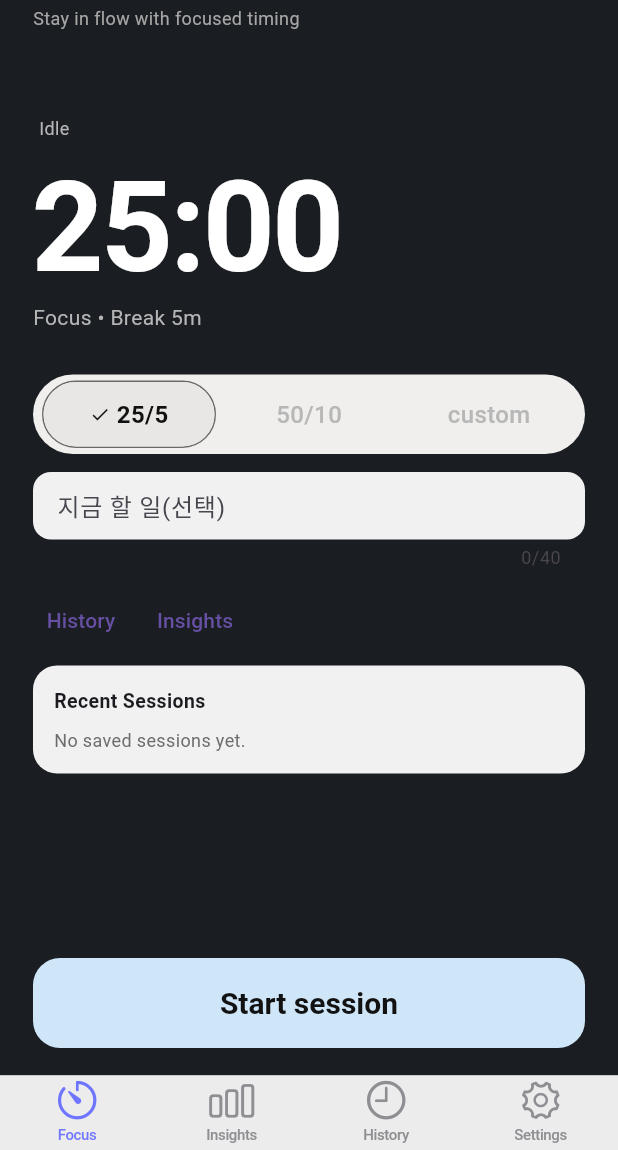
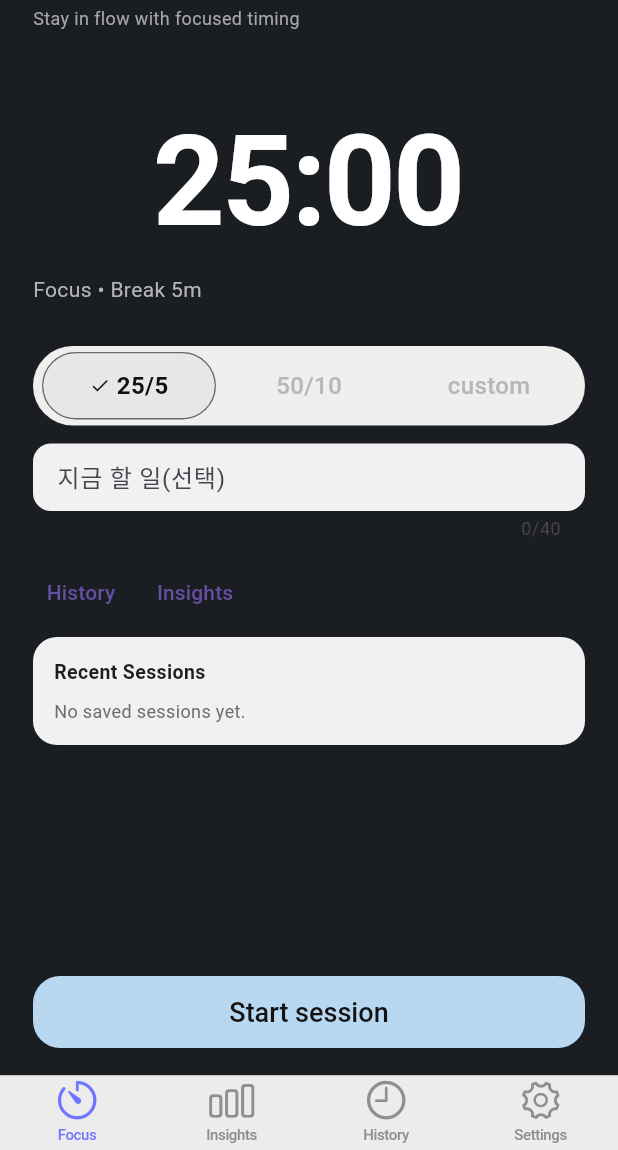
Before and after one commit to MrTMI-0315/resession-vibe, a Flutter app: the screen it shows after launch, on a phone screen of 412 x 824 dp, the part 86-1236 px from its top. Run offline on Flutter 3.47's test engine with Material 3 defaults, Android fonts, the phone set to English and light mode, and no system bars; our stand-ins replace flutter_local_notifications, shared_preferences, timezone; Roboto replaces fonts that are missing (SF Pro Text).

Commit message:
feat(ui): polish idle hierarchy and add tap-to-start

```diff
--- a/lib/features/home/home_screen.dart
+++ b/lib/features/home/home_screen.dart
@@ -22,18 +22,22 @@ class HomeScreen extends StatelessWidget {
         .toList();
     final bool canStartSession = controller.canStartSession;
     final String? guardrailMessage = controller.startGuardrailMessage;
+    final VoidCallback? handleStart = canStartSession
+        ? () => controller.startSession(title: controller.pendingSessionTitle)
+        : null;
 
     return SessionTemplate(
       useMonolithicSurface: true,
       focusTimerTextKey: const ValueKey<String>('focus-timer-text'),
       focusCtaKey: const ValueKey<String>('focus-primary-cta'),
+      timerTapTargetKey: const ValueKey<String>('idle-timer-tap-target'),
+      onTimerTap: handleStart,
+      showStatusLabel: false,
       statusLabel: 'Idle',
       timeText: SessionController.formatClock(preset.focusSeconds),
       description: 'Focus • Break ${preset.breakMinutes}m',
       ctaLabel: 'Start session',
-      onCtaPressed: canStartSession
-          ? () => controller.startSession(title: controller.pendingSessionTitle)
-          : null,
+      onCtaPressed: handleStart,
       presets: SessionController.presets,
       selectedPreset: preset,
       onPresetSelected: (SessionPreset selected) {
--- a/lib/ui/widgets/primary_cta_button.dart
+++ b/lib/ui/widgets/primary_cta_button.dart
@@ -16,18 +16,18 @@ class PrimaryCtaButton extends StatelessWidget {
   Widget build(BuildContext context) {
     return SizedBox(
       width: double.infinity,
-      height: 60,
+      height: 48,
       child: ElevatedButton(
         key: ctaKey,
         onPressed: onPressed,
         style: ElevatedButton.styleFrom(
-          backgroundColor: const Color(0xFFCFE6F9),
+          backgroundColor: const Color(0xFFB8D7F0),
           foregroundColor: const Color(0xFF121212),
           elevation: 0,
           shape: RoundedRectangleBorder(
             borderRadius: BorderRadius.circular(18),
           ),
-          textStyle: const TextStyle(fontSize: 20, fontWeight: FontWeight.w600),
+          textStyle: const TextStyle(fontSize: 18, fontWeight: FontWeight.w500),
         ),
         child: Text(label),
       ),
--- a/lib/ui/widgets/session_template.dart
+++ b/lib/ui/widgets/session_template.dart
@@ -22,6 +22,9 @@ class SessionTemplate extends StatelessWidget {
     this.presetLabelBuilder,
     this.focusTimerTextKey,
     this.focusCtaKey,
+    this.timerTapTargetKey,
+    this.onTimerTap,
+    this.showStatusLabel = true,
   });
 
   final String statusLabel;
@@ -38,6 +41,9 @@ class SessionTemplate extends StatelessWidget {
   final String Function(SessionPreset)? presetLabelBuilder;
   final Key? focusTimerTextKey;
   final Key? focusCtaKey;
+  final Key? timerTapTargetKey;
+  final VoidCallback? onTimerTap;
+  final bool showStatusLabel;
 
   @override
   Widget build(BuildContext context) {
@@ -75,6 +81,7 @@ class SessionTemplate extends StatelessWidget {
                               ),
                             ),
                             const SizedBox(height: 48),
+                            if (showStatusLabel) ...<Widget>[
                               Container(
                                 width: double.infinity,
                                 padding: const EdgeInsets.symmetric(
@@ -87,13 +94,24 @@ class SessionTemplate extends StatelessWidget {
                                     'focus-status-label',
                                   ),
                                   style: const TextStyle(
-                                  fontSize: 12,
-                                  color: Color(0xFFB5B5B5),
+                                    fontSize: 11,
+                                    color: Color(0x80FFFFFF),
+                                    fontWeight: FontWeight.w400,
                                   ),
                                 ),
                               ),
                               const SizedBox(height: 10),
-                            Text(
+                            ],
+                            GestureDetector(
+                              key: timerTapTargetKey,
+                              behavior: HitTestBehavior.opaque,
+                              onTap: onTimerTap,
+                              child: Padding(
+                                padding: const EdgeInsets.symmetric(
+                                  vertical: 12,
+                                ),
+                                child: Center(
+                                  child: Text(
                                     timeText,
                                     key: focusTimerTextKey,
                                     style: const TextStyle(
@@ -102,6 +120,9 @@ class SessionTemplate extends StatelessWidget {
                                       letterSpacing: -2,
                                       color: Colors.white,
                                       height: 0.95,
+                                    ),
+                                  ),
+                                ),
                               ),
                             ),
                             const SizedBox(height: 10),
```
Also changed, not shown: 1 other file. Lines whose indentation alone changed are shown as unchanged.
